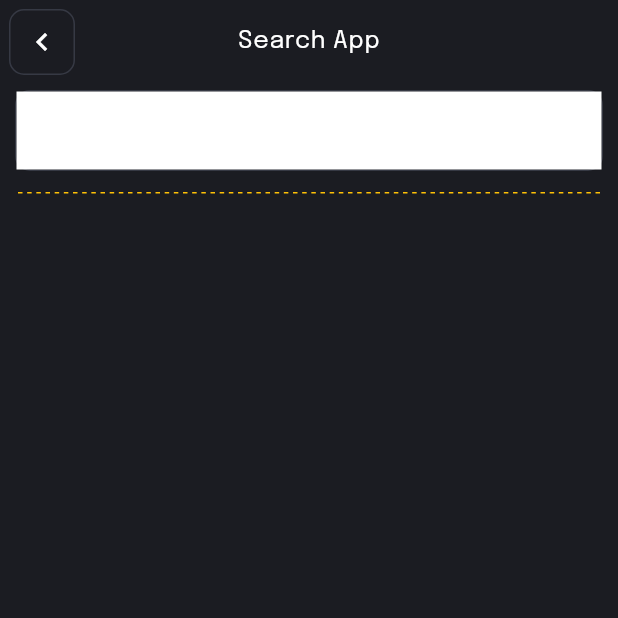
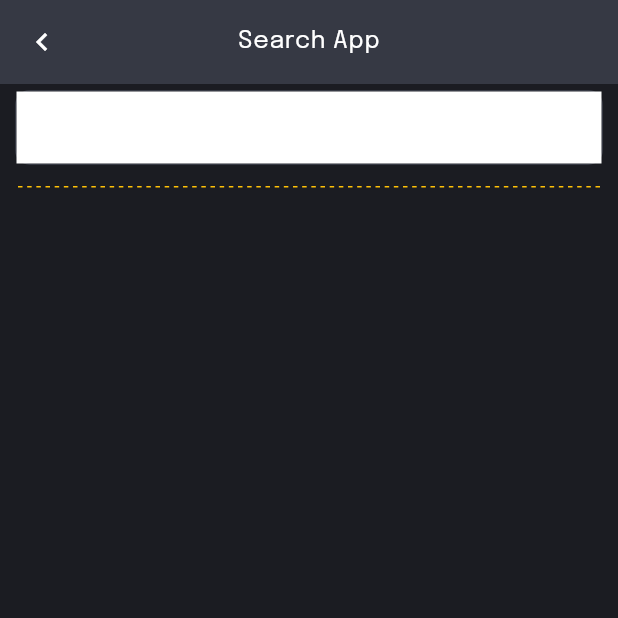
Before and after one commit to Bieenn01/application_lock, a Flutter app: the screen it shows after launch, after a tap on the "search" icon, on a phone screen of 412 x 824 dp, the top half of it. Run offline on Flutter 3.47's test engine with Material 3 defaults, Android fonts, the light colour scheme and no system bars; our stand-ins replace flutter_switch, fluttertoast, get, google_fonts, lottie, permission_handler and 1 more; missing offline and left inert: device_apps, usage_stats.

Commit message:
bien update for flutter vers. 3.22.2

```diff
--- a/lib/screens/search.dart
+++ b/lib/screens/search.dart
@@ -25,7 +25,7 @@
   Widget build(BuildContext context) {
     return Scaffold(
       appBar: AppBar(
-        backgroundColor: Theme.of(context).backgroundColor,
+        backgroundColor: Theme.of(context).canvasColor,
         centerTitle: true,
         iconTheme: const IconThemeData(
           color: Colors.white,
@@ -52,7 +52,7 @@
         ),
         title: Text(
           "Search App",
-          style: Theme.of(context).textTheme.bodyText1!.copyWith(
+          style: Theme.of(context).textTheme.bodyLarge!.copyWith(
                 color: Colors.white,
               ),
         ),
@@ -78,7 +78,7 @@
                   onChanged: (value) {
                     state.appSearch();
                   },
-                  style: Theme.of(context).textTheme.subtitle1!.copyWith(
+                  style: Theme.of(context).textTheme.labelMedium!.copyWith(
                         color: Colors.white,
                       ),
                   decoration: InputDecoration(
@@ -89,7 +89,7 @@
                     isCollapsed: true,
                     filled: true,
                     hintText: 'Search apps',
-                    hintStyle: Theme.of(context).textTheme.subtitle1!.copyWith(
+                    hintStyle: Theme.of(context).textTheme.labelMedium!.copyWith(
                           color: Colors.white,
                         ),
                     prefixIcon: const Padding(
@@ -163,7 +163,7 @@
                                           .appName,
                                       style: Theme.of(context)
                                           .textTheme
-                                          .bodyText1!
+                                          .bodyLarge!
                                           .copyWith(color: Colors.white),
                                     ),
                                     Text(
@@ -171,7 +171,7 @@
                                           .versionName,
                                       style: Theme.of(context)
                                           .textTheme
-                                          .subtitle1!
+                                          .labelMedium!
                                           .copyWith(
                                             color: Colors.white,
                                             fontSize: 12,
--- a/lib/screens/set_passcode.dart
+++ b/lib/screens/set_passcode.dart
@@ -57,7 +57,7 @@
           ),
         ),
         appBar: AppBar(
-          backgroundColor: Theme.of(context).backgroundColor,
+          backgroundColor: Theme.of(context).canvasColor,
           centerTitle: true,
           iconTheme: const IconThemeData(
             color: Colors.white,
@@ -73,7 +73,7 @@
           ),
           title: Text(
             "Set Passcode",
-            style: Theme.of(context).textTheme.bodyText1!.copyWith(
+            style: Theme.of(context).textTheme.bodyLarge!.copyWith(
                   color: Colors.white,
                 ),
           ),
@@ -105,7 +105,7 @@
                   return Text(
                     state.isConfirm ? "Confirm Passcode" : "Set Passcode",
                     textAlign: TextAlign.center,
-                    style: Theme.of(context).textTheme.subtitle1!.copyWith(
+                    style: Theme.of(context).textTheme.labelMedium!.copyWith(
                           color: Colors.white,
                         ),
                   );
--- a/lib/screens/unlocked_apps.dart
+++ b/lib/screens/unlocked_apps.dart
@@ -27,9 +27,9 @@
         return false;
       },
       child: Scaffold(
-        backgroundColor: Theme.of(context).backgroundColor,
+        backgroundColor: Theme.of(context).canvasColor,
         appBar: AppBar(
-          backgroundColor: Theme.of(context).backgroundColor,
+          backgroundColor: Theme.of(context).canvasColor,
           leading: Padding(
             padding: const EdgeInsets.all(6.0),
             child: Container(
@@ -72,7 +72,7 @@
           centerTitle: true,
           title: Text(
             "AppLock",
-            style: Theme.of(context).textTheme.bodyText1!.copyWith(
+            style: Theme.of(context).textTheme.bodyLarge!.copyWith(
                   color: Colors.white,
                 ),
           ),
@@ -250,14 +250,14 @@
                                         app.appName,
                                         style: Theme.of(context)
                                             .textTheme
-                                            .bodyText1!
+                                            .bodyLarge!
                                             .copyWith(color: Colors.white),
                                       ),
                                       Text(
                                         "${app.versionName}",
                                         style: Theme.of(context)
                                             .textTheme
-                                            .subtitle1!
+                                            .labelMedium!
                                             .copyWith(
                                               color: Colors.white,
                                               fontSize: 12,
--- a/lib/services/themes.dart
+++ b/lib/services/themes.dart
@@ -52,34 +52,26 @@
     ),
     typography: Typography.material2021(),
     textTheme: TextTheme(
-      button: GoogleFonts.montserrat(
-        fontWeight: FontWeight.w400,
-        color: textSecondary,
-        fontSize: 14.0,
-      ),
 
       // titleLarge: ,
       // titleMedium: ,
       // titleSmall: ,
-      subtitle1: GoogleFonts.epilogue(
+      labelMedium: GoogleFonts.epilogue(
         // fontSize: 16.0,
         fontWeight: FontWeight.w400,
       ),
-      bodyText1: GoogleFonts.epilogue(
+      bodyLarge: GoogleFonts.epilogue(
         // fontSize: 14.0,
         fontWeight: FontWeight.w400,
       ),
-      bodyText2: GoogleFonts.epilogue(
+      bodyMedium: GoogleFonts.epilogue(
         // fontSize: 12.0,
         fontWeight: FontWeight.w500,
       ),
 
-      headline1: GoogleFonts.epilogue(),
-      headline2: GoogleFonts.epilogue(),
-      headline3: GoogleFonts.epilogue(),
-      headline4: GoogleFonts.epilogue(),
-      headline5: GoogleFonts.epilogue(),
-      headline6: GoogleFonts.epilogue(),
+      headlineLarge: GoogleFonts.epilogue(),
+      headlineMedium: GoogleFonts.epilogue(),
+      headlineSmall: GoogleFonts.epilogue(),
     ),
     colorScheme: ColorScheme.fromSwatch(primarySwatch: colorCustom)
         .copyWith(background: backgroundDark)
--- a/lib/widgets/pass_confirm_dialog.dart
+++ b/lib/widgets/pass_confirm_dialog.dart
@@ -68,7 +68,7 @@
                             autofocus: true,
                             style: Theme.of(context)
                                 .textTheme
-                                .subtitle1!
+                                .labelMedium!
                                 .copyWith(color: Colors.white),
                             onChanged: (value) {
                               Fluttertoast.cancel();
@@ -94,7 +94,7 @@
                               hintText: 'Enter Passcode...',
                               labelStyle: Theme.of(context)
                                   .textTheme
-                                  .subtitle1!
+                                  .labelMedium!
                                   .copyWith(color: Colors.white),
                               isCollapsed: true,
                               filled: true,
```
Also changed, not shown: lib/widgets/confirmation_dialog.dart (+5 -5 lines), pubspec.lock.
